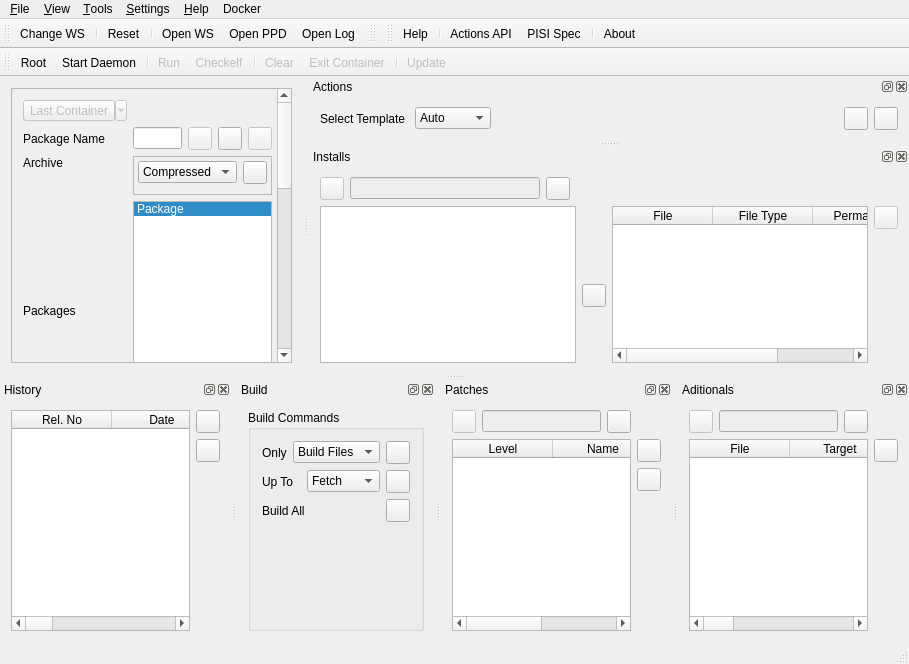
Qt form pisido/ui/mainwindow.ui (PisiLinuxNew/pisido) before a commit.
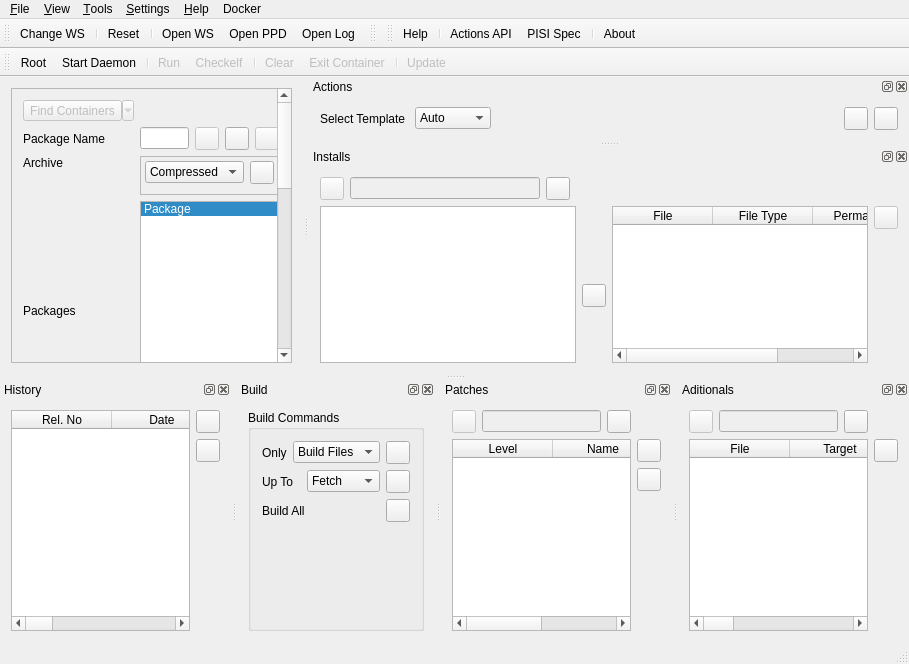
The same form after that commit. Icons and pictures are not drawn.

Diff of the .ui file:
```diff
--- a/pisido/ui/mainwindow.ui
+++ b/pisido/ui/mainwindow.ui
@@ -44,7 +44,7 @@
         <rect>
          <x>0</x>
          <y>0</y>
-         <width>295</width>
+         <width>296</width>
          <height>784</height>
         </rect>
        </property>
@@ -449,7 +449,7 @@
            <bool>false</bool>
           </property>
           <property name="text">
-           <string>Last Container</string>
+           <string>Find Containers</string>
           </property>
           <property name="popupMode">
            <enum>QToolButton::MenuButtonPopup</enum>
```
